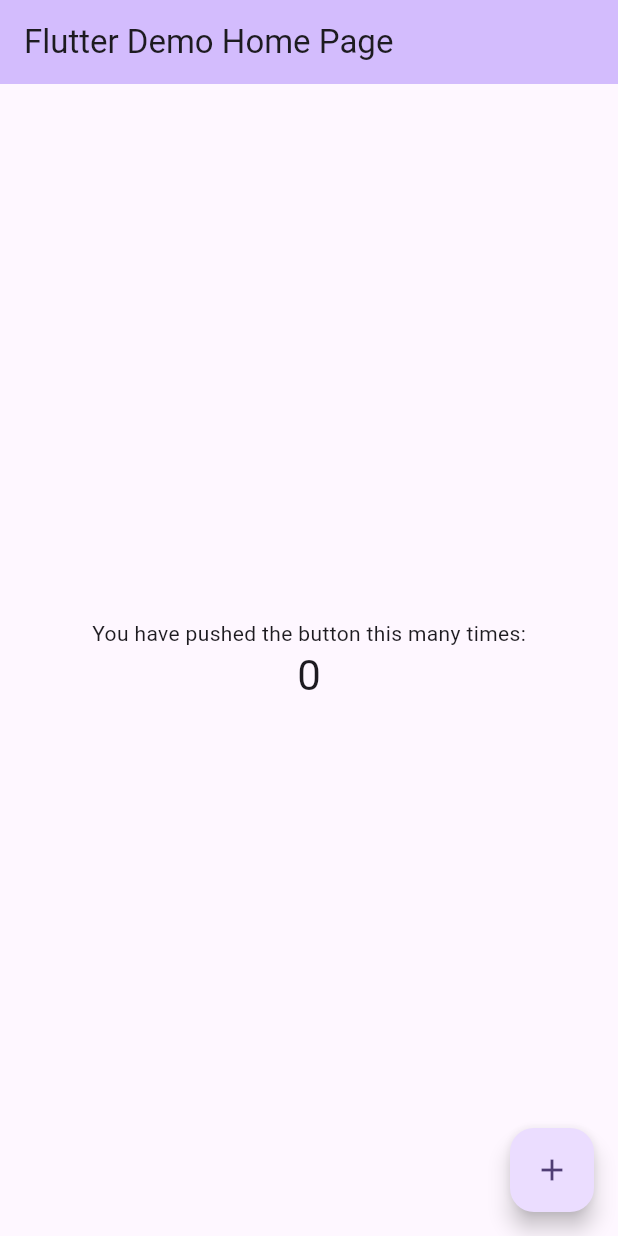
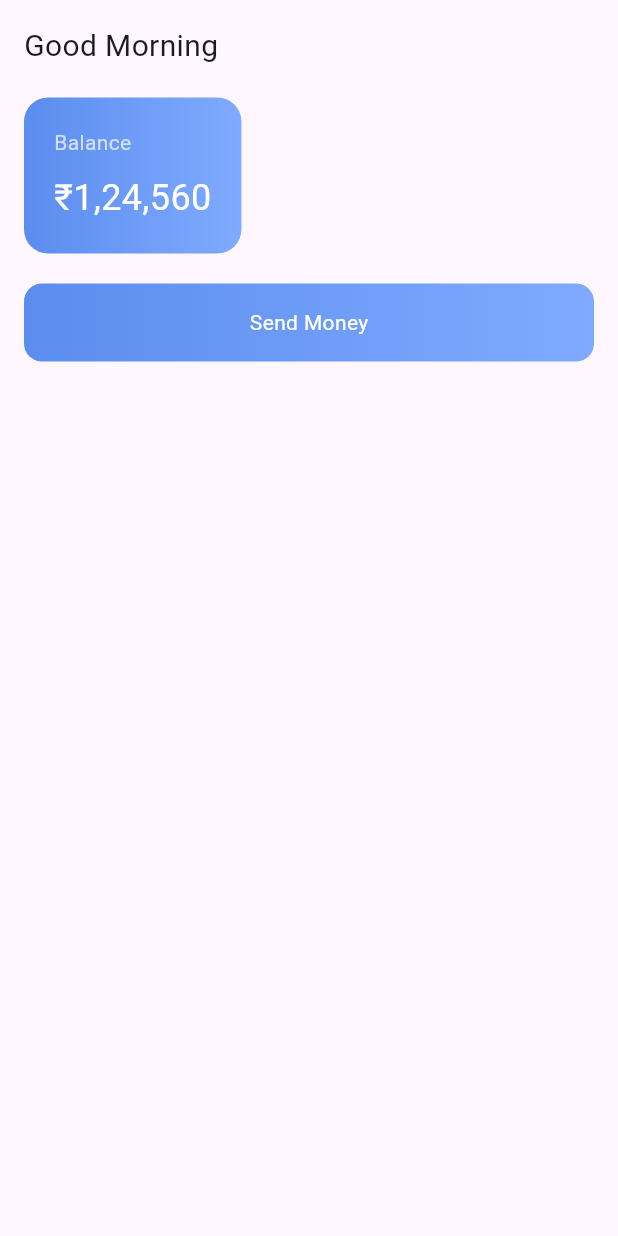
Before and after one commit to Karanam-Gowtham/Intelligent-Banking-System-with-Transformer-Based-Transaction-Intelligence, a Flutter app: the screen it shows after launch, on a phone screen of 412 x 824 dp. Run offline on Flutter 3.47's test engine with Material 3 defaults, Android fonts, the phone set to English and light mode, and no system bars.

Commit message:
Added Home UI and reusable GradientButton widget

```diff
--- /dev/null
+++ b/bank_ui/lib/features/home/home_screen.dart
@@ -0,0 +1,51 @@
+import 'package:flutter/material.dart';
+import '../../widgets/gradient_button.dart';
+
+class HomeScreen extends StatelessWidget {
+  @override
+  Widget build(BuildContext context) {
+    return Scaffold(
+      body: SafeArea(
+        child: Padding(
+          padding: EdgeInsets.all(16),
+          child: Column(
+            crossAxisAlignment: CrossAxisAlignment.start,
+            children: [
+              Text("Good Morning",
+                  style: TextStyle(fontSize: 20)),
+
+              SizedBox(height: 20),
+
+              Container(
+                padding: EdgeInsets.all(20),
+                decoration: BoxDecoration(
+                  gradient: LinearGradient(
+                    colors: [Color(0xFF5B8DEF), Color(0xFF7FAAFF)],
+                  ),
+                  borderRadius: BorderRadius.circular(16),
+                ),
+                child: Column(
+                  crossAxisAlignment: CrossAxisAlignment.start,
+                  children: [
+                    Text("Balance", style: TextStyle(color: Colors.white70)),
+                    SizedBox(height: 10),
+                    Text("₹1,24,560",
+                        style: TextStyle(
+                            fontSize: 24, color: Colors.white)),
+                  ],
+                ),
+              ),
+
+              SizedBox(height: 20),
+
+              GradientButton(
+                text: "Send Money",
+                onTap: () {},
+              )
+            ],
+          ),
+        ),
+      ),
+    );
+  }
+}
--- a/bank_ui/lib/main.dart
+++ b/bank_ui/lib/main.dart
@@ -1,4 +1,5 @@
 import 'package:flutter/material.dart';
+import 'features/home/home_screen.dart';
 
 void main() {
   runApp(const MyApp());
@@ -7,116 +8,15 @@ void main() {
 class MyApp extends StatelessWidget {
   const MyApp({super.key});
 
-  // This widget is the root of your application.
   @override
   Widget build(BuildContext context) {
     return MaterialApp(
-      title: 'Flutter Demo',
-      theme: ThemeData(
-        // This is the theme of your application.
-        //
-        // TRY THIS: Try running your application with "flutter run". You'll see
-        // the application has a purple toolbar. Then, without quitting the app,
-        // try changing the seedColor in the colorScheme below to Colors.green
-        // and then invoke "hot reload" (save your changes or press the "hot
-        // reload" button in a Flutter-supported IDE, or press "r" if you used
-        // the command line to start the app).
-        //
-        // Notice that the counter didn't reset back to zero; the application
-        // state is not lost during the reload. To reset the state, use hot
-        // restart instead.
-        //
-        // This works for code too, not just values: Most code changes can be
-        // tested with just a hot reload.
-        colorScheme: .fromSeed(seedColor: Colors.deepPurple),
-      ),
-      home: const MyHomePage(title: 'Flutter Demo Home Page'),
+      debugShowCheckedModeBanner: false,
+      title: 'Bank UI',
+      initialRoute: '/',
+      routes: {
+        '/': (context) => HomeScreen(),
+      },
     );
   }
 }
-
-class MyHomePage extends StatefulWidget {
-  const MyHomePage({super.key, required this.title});
-
-  // This widget is the home page of your application. It is stateful, meaning
-  // that it has a State object (defined below) that contains fields that affect
-  // how it looks.
-
-  // This class is the configuration for the state. It holds the values (in this
-  // case the title) provided by the parent (in this case the App widget) and
-  // used by the build method of the State. Fields in a Widget subclass are
-  // always marked "final".
-
-  final String title;
-
-  @override
-  State<MyHomePage> createState() => _MyHomePageState();
-}
-
-class _MyHomePageState extends State<MyHomePage> {
-  int _counter = 0;
-
-  void _incrementCounter() {
-    setState(() {
-      // This call to setState tells the Flutter framework that something has
-      // changed in this State, which causes it to rerun the build method below
-      // so that the display can reflect the updated values. If we changed
-      // _counter without calling setState(), then the build method would not be
-      // called again, and so nothing would appear to happen.
-      _counter++;
-    });
-  }
-
-  @override
-  Widget build(BuildContext context) {
-    // This method is rerun every time setState is called, for instance as done
-    // by the _incrementCounter method above.
-    //
-    // The Flutter framework has been optimized to make rerunning build methods
-    // fast, so that you can just rebuild anything that needs updating rather
-    // than having to individually change instances of widgets.
-    return Scaffold(
-      appBar: AppBar(
-        // TRY THIS: Try changing the color here to a specific color (to
-        // Colors.amber, perhaps?) and trigger a hot reload to see the AppBar
-        // change color while the other colors stay the same.
-        backgroundColor: Theme.of(context).colorScheme.inversePrimary,
-        // Here we take the value from the MyHomePage object that was created by
-        // the App.build method, and use it to set our appbar title.
-        title: Text(widget.title),
-      ),
-      body: Center(
-        // Center is a layout widget. It takes a single child and positions it
-        // in the middle of the parent.
-        child: Column(
-          // Column is also a layout widget. It takes a list of children and
-          // arranges them vertically. By default, it sizes itself to fit its
-          // children horizontally, and tries to be as tall as its parent.
-          //
-          // Column has various properties to control how it sizes itself and
-          // how it positions its children. Here we use mainAxisAlignment to
-          // center the children vertically; the main axis here is the vertical
-          // axis because Columns are vertical (the cross axis would be
-          // horizontal).
-          //
-          // TRY THIS: Invoke "debug painting" (choose the "Toggle Debug Paint"
-          // action in the IDE, or press "p" in the console), to see the
-          // wireframe for each widget.
-          mainAxisAlignment: .center,
-          children: [
-            const Text('You have pushed the button this many times:'),
-            Text(
-              '$_counter',
-              style: Theme.of(context).textTheme.headlineMedium,
-            ),
-          ],
-        ),
-      ),
-      floatingActionButton: FloatingActionButton(
-        onPressed: _incrementCounter,
-        tooltip: 'Increment',
-        child: const Icon(Icons.add),
-      ),
-    );
-  }
-}
--- /dev/null
+++ b/bank_ui/lib/widgets/gradient_button.dart
@@ -0,0 +1,35 @@
+import 'package:flutter/material.dart';
+
+class GradientButton extends StatelessWidget {
+  final String text;
+  final VoidCallback onTap;
+
+  const GradientButton({
+    super.key,
+    required this.text,
+    required this.onTap,
+  });
+
+  @override
+  Widget build(BuildContext context) {
+    return GestureDetector(
+      onTap: onTap,
+      child: Container(
+        width: double.infinity,
+        padding: const EdgeInsets.symmetric(vertical: 16),
+        decoration: BoxDecoration(
+          gradient: const LinearGradient(
+            colors: [Color(0xFF5B8DEF), Color(0xFF7FAAFF)],
+          ),
+          borderRadius: BorderRadius.circular(12),
+        ),
+        child: Center(
+          child: Text(
+            text,
+            style: const TextStyle(color: Colors.white),
+          ),
+        ),
+      ),
+    );
+  }
+}
```
Also changed, not shown: bank_ui/lib/core/theme/app_theme.dart (added, +25 -0 lines), bank_ui/lib/features/auth/login_screen.dart (added, +32 -0 lines), bank_ui/lib/features/common/success_screen.dart (added, +24 -0 lines), bank_ui/lib/features/transfer/transfer_screen.dart (added, +27 -0 lines), bank_ui/lib/widgets/input_field.dart (added, +15 -0 lines), bank_ui/lib/widgets/custom_card.dart (added).
